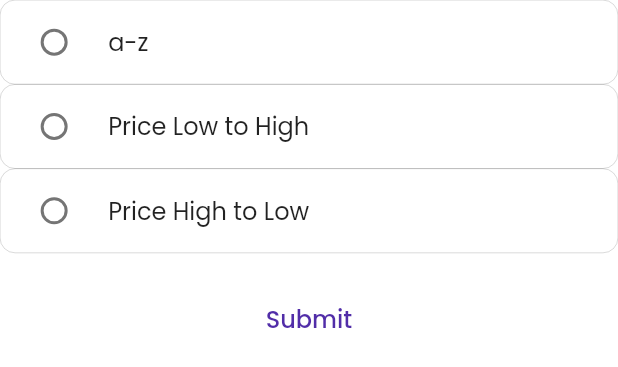
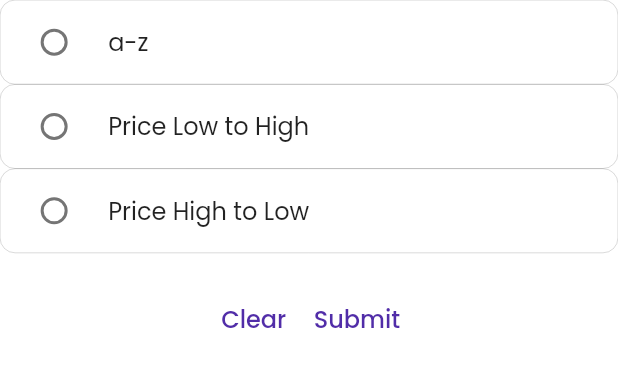
Before and after one commit to Hirdesh2101/ecommerce-b2c, a Flutter app: the FiltersAvailable widget shown alone on an empty page, opened directly, on a phone screen of 412 x 824 dp. Shown: the top 367 px of the screen. Run offline on Flutter 3.47's test engine with Material 2 defaults, Android fonts, the phone set to English and light mode, and no system bars; our stand-ins replace badges, carousel_slider, dotted_border, file_picker, fl_chart, flutter_rating_bar and 6 more; missing offline and left inert: cloudinary_public, dialog_flowtter, pay, razorpay_flutter; accounts and stored records are empty; network calls fail; project files that could hold a hidden picture were left out.

Commit message:
Added changes

```diff
--- a/lib/features/home/screens/filters_screen.dart
+++ b/lib/features/home/screens/filters_screen.dart
@@ -18,8 +18,6 @@ class _FilterScreenState extends State<FilterScreen> {
     return Scaffold(
       appBar: AppBar(
         iconTheme: const IconThemeData(color: Colors.black),
-        // automaticallyImplyLeading: true,
-        // leading: Text(("Filters")),
         leadingWidth: 0,
         leading: const SizedBox.shrink(),
         title: const Text(
@@ -35,12 +33,6 @@ class _FilterScreenState extends State<FilterScreen> {
               child: const Text("Close"))
         ],
       ),
-
-      // appBar: AppBar(leading: Text("Filters"), actions: [
-      //   TextButton(
-      //       onPressed: () => Navigator.of(context).pop(), child: Text("Close"))
-      // ]),
-      //  ,
       body: FiltersAvailable(),
     );
   }
@@ -56,12 +48,18 @@ class FiltersAvailable extends StatefulWidget {
 class _FiltersAvailableState extends State<FiltersAvailable> {
   FilterType? _character;
   @override
+  void didChangeDependencies() {
+    final filterProvider2 = Provider.of<FilterProvider>(context);
+    print(filterProvider2.filterNumber);
+    _character = filterProvider2.filterNumber ==0
+        ? null
+        : getFilterType(filterProvider2.filterNumber);
+    super.didChangeDependencies();
+  }
+
+  @override
   Widget build(BuildContext context) {
     final filterProvider = Provider.of<FilterProvider>(context);
-    // FilterType? _character = widget.filterNumber == null
-    //     ? null
-    //     : getFilterType(widget.filterNumber!);
-
     return Column(
       children: <Widget>[
         RadioListTile(
@@ -106,6 +104,21 @@ class _FiltersAvailableState extends State<FiltersAvailable> {
             });
           },
         ),
+        Row(
+          mainAxisAlignment: MainAxisAlignment.center,
+          children: [
+             TextButton(
+                onPressed: () {
+                  filterProvider.setFilterNumber(0);
+                  Navigator.pop(context);
+                },
+                child: Text(
+                  "\nClear",
+                  style: TextStyle(
+                      fontWeight: FontWeight.w500,
+                      color: Colors.deepPurple.shade700,
+                      fontSize: 16),
+                )),
             TextButton(
                 onPressed: () {
                   if (_character == FilterType.atoZ) {
@@ -123,21 +136,23 @@ class _FiltersAvailableState extends State<FiltersAvailable> {
                       fontWeight: FontWeight.w500,
                       color: Colors.deepPurple.shade700,
                       fontSize: 16),
-            ))
+                )),
+          ],
+        )
       ],
     );
   }
 
-  // FilterType? getFilterType(int filterNumber) {
-  //   switch (filterNumber) {
-  //     case 0:
-  //       return FilterType.atoZ;
-  //     case 1:
-  //       return FilterType.priceLtoH;
-  //     case 2:
-  //       return FilterType.priceLtoH;
-  //     default:
-  //       return null;
-  //   }
-  // }
+  FilterType? getFilterType(int filterNumber) {
+    switch (filterNumber) {
+      case 1:
+        return FilterType.atoZ;
+      case 2:
+        return FilterType.priceLtoH;
+      case 3:
+        return FilterType.priceHtoL;
+      default:
+        return null;
     }
+  }
+}
--- a/pubspec.yaml
+++ b/pubspec.yaml
@@ -93,6 +93,8 @@ dependencies:
     # payment integration
     razorpay_flutter: ^1.3.5
 
+    flutter_slidable: ^3.0.0
+
 flutter_launcher_icons:
     android: "launcher_icon"
     ios: true
```
Also changed, not shown: lib/features/home/providers/filter_provider.dart (+0 -15 lines), lib/features/home/screens/category_deals_screen.dart (+14 -22 lines), lib/features/home/screens/wish_list_screen.dart (+36 -6 lines), pubspec.lock. Lines whose indentation alone changed are shown as unchanged.
